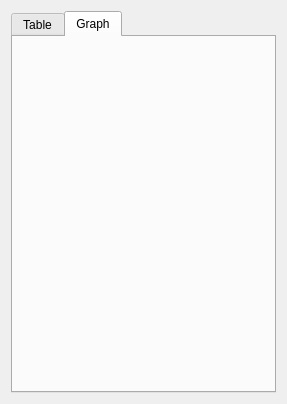
Above: resources/GpxInfoFileWidget.ui from MichalVlasak/OSMViewer before the change. Below: the same form after it.
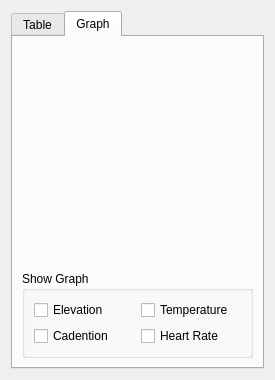
That is the form after the change. The open tabs and pages were chosen to show the change.

The edit to the form file:
```diff
--- a/resources/GpxInfoFileWidget.ui
+++ b/resources/GpxInfoFileWidget.ui
@@ -6,8 +6,8 @@
    <rect>
     <x>0</x>
     <y>0</y>
-    <width>287</width>
-    <height>404</height>
+    <width>275</width>
+    <height>380</height>
    </rect>
   </property>
   <property name="windowTitle">
@@ -134,6 +134,48 @@
       <attribute name="title">
        <string>Graph</string>
       </attribute>
+      <layout class="QVBoxLayout" name="verticalLayout_3" stretch="1,0">
+       <item>
+        <widget class="QWidget" name="graphWidget" native="true"/>
+       </item>
+       <item>
+        <widget class="QGroupBox" name="groupBox_3">
+         <property name="title">
+          <string>Show Graph</string>
+         </property>
+         <layout class="QGridLayout" name="gridLayout_4">
+          <item row="0" column="0">
+           <widget class="QCheckBox" name="elevationGraphChck">
+            <property name="text">
+             <string>Elevation</string>
+            </property>
+           </widget>
+          </item>
+          <item row="0" column="1">
+           <widget class="QCheckBox" name="temperatureGraphChck">
+            <property name="text">
+             <string>Temperature</string>
+            </property>
+           </widget>
+          </item>
+          <item row="1" column="0">
+           <widget class="QCheckBox" name="cadentionGraphChck">
+            <property name="text">
+             <string>Cadention</string>
+            </property>
+           </widget>
+          </item>
+          <item row="1" column="1">
+           <widget class="QCheckBox" name="heartRateGraphChck">
+            <property name="text">
+             <string>Heart Rate</string>
+            </property>
+           </widget>
+          </item>
+         </layout>
+        </widget>
+       </item>
+      </layout>
      </widget>
     </widget>
    </item>
```
Left out of the diff: 8 changed lines with no effect on the pictures.
